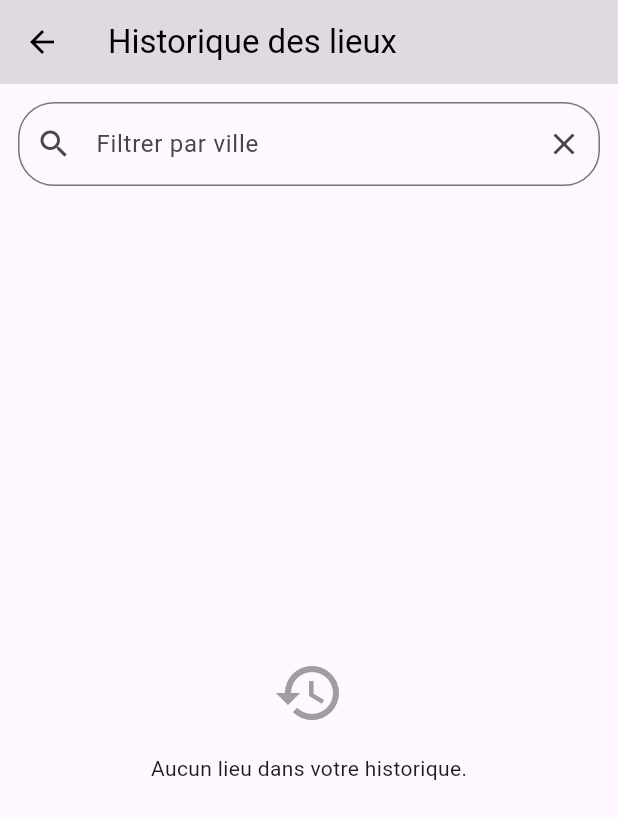
After one commit to Junior-Spiro/final_projet, a Flutter app: the PageHistorique screen opened directly, on a phone screen of 412 x 824 dp. The commit adds this screen. Shown: the top 819 px of the screen. Run offline on Flutter 3.47's test engine with Material 3 defaults, Android fonts, the phone set to English and light mode, and no system bars; our stand-ins replace cloud_firestore, curved_navigation_bar, firebase_auth, firebase_core, firebase_storage, flutter_riverpod and 2 more; accounts and stored records are empty.

Commit message:
Modification pour ajouter l'historique et l'ordre d'affichage

```diff
--- a/lib/main.dart
+++ b/lib/main.dart
@@ -64,6 +64,7 @@ class FluxAuthentification extends StatelessWidget {
       ville: 'Ville par défaut',
       photoUrl: '',
       id: '',
+      createdAt: null,
     );
   }
 }
--- a/lib/models/lieu.dart
+++ b/lib/models/lieu.dart
@@ -1,3 +1,5 @@
+import 'package:cloud_firestore/cloud_firestore.dart';
+
 class Lieu {
   final String
   id; // doit venir de Firestore ou d'ailleurs, pas de uuid local ici
@@ -6,6 +8,7 @@ class Lieu {
   final String description;
   final String ville;
   final String photoUrl;
+  final DateTime? createdAt; // Ajouté pour l’historique
 
   Lieu({
     required this.id, // Recevoir id du document Firestore
@@ -14,6 +17,7 @@ class Lieu {
     required this.description,
     required this.ville,
     required this.photoUrl,
+    required this.createdAt,
   });
 
   Map<String, dynamic> toMap() => {
@@ -22,9 +26,24 @@ class Lieu {
     'description': description,
     'ville': ville,
     'photoUrl': photoUrl,
+    'createdAt':
+        createdAt, // Optionnel. ATTENTION : Ne pas envoyer un DateTime lors de
+    //l'ajout, mais bien FieldValue.serverTimestamp() dans le service.
   };
 
+  ///Lors de la lecture (fromMap), convertis le champ Timestamp (createdAt) en
+  ///DateTime pour l’utiliser facilement dans Flutter.
+
   static Lieu fromMap(String id, Map<String, dynamic> map) {
+    final timestamp = map['cretedAt'];
+    DateTime date;
+    if (timestamp is Timestamp) {
+      date = timestamp.toDate();
+    } else if (timestamp is DateTime) {
+      date = timestamp;
+    } else {
+      date = DateTime.now(); // valeur par défaut si champ absent
+    }
     return Lieu(
       id: id,
       uid: map['uid'] ?? '',
@@ -32,6 +51,7 @@ class Lieu {
       description: map['description'] ?? '',
       ville: map['ville'] ?? '',
       photoUrl: map['photoUrl'] ?? '',
+      createdAt: date,
     );
   }
 }
--- /dev/null
+++ b/lib/pages/page_historique.dart
@@ -0,0 +1,224 @@
+import 'package:final_projet/models/lieu.dart';
+import 'package:final_projet/pages/page_detail.dart';
+import 'package:final_projet/services/auth_service.dart';
+import 'package:final_projet/services/firebase_service.dart';
+import 'package:firebase_auth/firebase_auth.dart';
+import 'package:flutter/material.dart';
+
+class PageHistorique extends StatefulWidget {
+  const PageHistorique({super.key});
+
+  @override
+  State<PageHistorique> createState() => _PageHistoriqueState();
+}
+
+class _PageHistoriqueState extends State<PageHistorique> {
+  GlobalKey _streamKey = GlobalKey();
+
+  // Contrôleur pour le champ de texte de filtrage (permet de lire/effacer le texte)
+  final TextEditingController _filtreVilleController = TextEditingController();
+  // Variable pour stocker la valeur actuelle du filtre (null = pas de filtre)
+  String? _filtreVille;
+
+  // Méthode appelée quand le widget est détruit → libère les ressources
+  @override
+  void dispose() {
+    _filtreVilleController.dispose();
+    super.dispose();
+  }
+
+  String _formatError(Object? error) {
+    if (error is String) {
+      return error;
+    } else if (error is Exception) {
+      if (error is FirebaseAuthException) {
+        return "Problème d'authentification:${error.message}";
+      } else if (error is FirebaseException) {
+        return "Erreur Firebase: ${error.message}";
+      } else {
+        return error.toString();
+      }
+    } else {
+      return "Une erreur inconnue est survenue";
+    }
+  }
+
+  @override
+  Widget build(BuildContext context) {
+    // Récupère l'utilisateur actuellement connecté via votre service d'authentification
+    final user = AuthService().getCurrentUser();
+
+    // Si aucun utilisateur n'est connecté → on affiche un message simple
+    if (user == null) {
+      return Scaffold(
+        appBar: AppBar(
+          title: const Text('Historique des lieux'),
+          backgroundColor: Colors.white,
+          foregroundColor: Colors.teal,
+        ),
+        body: const Center(child: Text('Utilisateur non connecté')),
+      );
+    }
+
+    // Sinon, on construit la page normale
+    return Scaffold(
+      appBar: AppBar(
+        title: const Text('Historique des lieux'),
+        backgroundColor: Colors.black12,
+        foregroundColor: Colors.black,
+      ),
+      body: Column(
+        children: [
+          // 🔍 Champ de recherche/filtrage en haut
+          Padding(
+            padding: const EdgeInsets.all(12),
+            child: TextField(
+              controller: _filtreVilleController, // Lie le champ au contrôleur
+              decoration: InputDecoration(
+                hintText: 'Filtrer par ville', // Texte d'indice
+                prefixIcon: Icon(Icons.search), // Icône à gauche
+                suffixIcon: IconButton(
+                  onPressed: () {
+                    _filtreVilleController.clear(); // Efface le texte affiché
+                    setState(() {
+                      _filtreVille = null; //Supprime le filtre interne
+                    });
+                  },
+                  icon: Icon(Icons.clear), // Croix à droite
+                ),
+                border: OutlineInputBorder(
+                  borderRadius: BorderRadius.circular(24),
+                ),
+              ),
+
+              // Appelé à chaque frappe de l'utilisateur
+              onChanged: (value) {
+                setState(() {
+                  // Si le texte est vide → pas de filtre (null)
+                  // Sinon → on garde la ville (sans espaces inutiles)
+                  _filtreVille = value.trim().isEmpty ? null : value.trim();
+                });
+              },
+            ),
+          ),
+
+          // 📜 Zone principale qui affichera soit le chargement, soit les données
+          // Expanded permet à ce widget de prendre tout l'espace restant dans la colonne
+          Expanded(
+            child: RefreshIndicator(
+              //Tiré vers le bas pour rafraichir la page
+              onRefresh: () async {
+                setState(() {
+                  _streamKey = GlobalKey(); //Force le Rechargement aussi
+                });
+              },
+              child: StreamBuilder<List<Lieu>>(
+                key: _streamKey,
+                // 🔁 Ce stream vient de Firebase et dépend de l'ID utilisateur + du filtre
+                stream: FirebaseService.getHistoriqueLieux(
+                  uid: user.id,
+                  filtreVille: _filtreVille,
+                ),
+                builder: (context, snapshot) {
+                  // 1- ❌ Erreur du stream
+                  if (snapshot.hasError) {
+                    return Center(
+                      child: Column(
+                        mainAxisSize: MainAxisSize.min,
+                        children: [
+                          const Icon(
+                            Icons.error_outline,
+                            color: Colors.red,
+                            size: 48,
+                          ),
+                          SizedBox(height: 18),
+                          Text(
+                            'Erreur: ${_formatError(snapshot.error)}',
+                            textAlign: TextAlign.center,
+                            style: TextStyle(color: Colors.red),
+                          ),
+                          SizedBox(height: 18),
+                          TextButton(
+                            onPressed: () {
+                              setState(() {
+                                _streamKey =
+                                    GlobalKey(); // Force la recréation du StreamBuilder
+                              });
+                            },
+                            child: const Text('Réessayer'),
+                          ),
+                        ],
+                      ),
+                    );
+                  }
+
+                  //2- 🔄 État de chargement initial
+                  if (snapshot.connectionState == ConnectionState.waiting) {
+                    return const Center(
+                      child: Column(
+                        mainAxisAlignment: MainAxisAlignment.center,
+                        children: [
+                          CircularProgressIndicator(),
+                          SizedBox(height: 16),
+                          Text('Chargement de votre historique...'),
+                        ],
+                      ),
+                    );
+                  }
+
+                  //3- Données chargées avec succès
+                  final lieux = snapshot.data ?? [];
+                  if (lieux.isEmpty) {
+                    return Center(
+                      child: Column(
+                        mainAxisSize: MainAxisSize.min,
+                        children: [
+                          Icon(Icons.history, color: Colors.grey, size: 48),
+                          SizedBox(height: 16),
+                          const Text('Aucun lieu dans votre historique.'),
+                        ],
+                      ),
+                    );
+                  }
+
+                  //4- Affichage de données
+                  return ListView.builder(
+                    itemCount: lieux.length,
+                    itemBuilder: (_, index) {
+                      final lieu = lieux[index];
+                      return Card(
+                        margin: const EdgeInsets.symmetric(
+                          horizontal: 12,
+                          vertical: 6,
+                        ),
+                        child: ListTile(
+                          leading: lieu.photoUrl.isNotEmpty
+                              ? Image.network(
+                                  lieu.photoUrl,
+                                  width: 50,
+                                  fit: BoxFit.cover,
+                                )
+                              : const Icon(Icons.place_outlined, size: 48),
+                          title: Text(lieu.nom),
+                          subtitle: Text(lieu.ville),
+                          onTap: () {
+                            Navigator.push(
+                              context,
+                              MaterialPageRoute(
+                                builder: (_) => PageDetail(lieu: lieu),
+                              ),
+                            );
+                          },
+                        ),
+                      );
+                    },
+                  );
+                },
+              ),
+            ),
+          ),
+        ],
+      ),
+    );
+  }
+}
--- a/lib/services/firebase_service.dart
+++ b/lib/services/firebase_service.dart
@@ -60,16 +60,16 @@ class FirebaseService {
       // Crée un nouveau doc avec ID auto généré
       final docRef = collection.doc();
 
-      final lieu = Lieu(
-        id: docRef.id,
-        uid: uid,
-        nom: nom,
-        description: description,
-        ville: ville,
-        photoUrl: photoUrl,
-      );
-
-      await docRef.set(lieu.toMap());
+      // Prépare les données avec timestamp serveur pour createdAt
+      final data = {
+        'uid': uid,
+        'nom': nom,
+        'description': description,
+        'ville': ville,
+        'photoUrl': photoUrl,
+        'createdAt': FieldValue.serverTimestamp(), // <--- AJOUT
+      };
+      await docRef.set(data);
     } catch (e) {
       throw Exception('Erreur lors de l\'ajout du lieu: $e');
     }
@@ -102,6 +102,7 @@ class FirebaseService {
         photoUrl = await uploadImage(nouvelleImage);
       }
 
+      // Met à jour sans toucher createdAt
       await FirebaseFirestore.instance.collection('lieux').doc(lieuId).update({
         'nom': nom,
         'description': description,
@@ -112,4 +113,53 @@ class FirebaseService {
       throw Exception('Erreur lors de la modification du lieu: $e');
     }
   }
+
+  ///Méthode pour l'historique
+  /// Récupère un Stream des lieux ajoutés par l'utilisateur [uid].
+  ///
+  /// Les lieux sont triés par date d'ajout (supposée stockée dans 'createdAt') du plus récent au plus ancien.
+  /// [limit] permet de limiter le nombre de résultats, optionnel.
+  /// [filtreVille] permet de filtrer sur la ville, optionnel.
+  static Stream<List<Lieu>> getHistoriqueLieux({
+    required String uid,
+    int? limit,
+    String? filtreVille,
+  }) {
+    // Base de la requête : filter uid + order by createdAt
+    Query<Map<String, dynamic>> query = FirebaseFirestore.instance
+        .collection('lieux')
+        .where('uid', isEqualTo: uid)
+        .orderBy('createdAt', descending: true);
+
+    // Ajoute le filtre ville si non-null
+    if (filtreVille != null && filtreVille.isNotEmpty) {
+      query = query.where('ville', isEqualTo: filtreVille);
+    }
+
+    // Ajoute la limite si fournie
+    if (limit != null) {
+      query = query.limit(limit);
+    }
+
+    // Transforme en List<Lieu>
+    return query.snapshots().map((snap) {
+      return snap.docs.map((doc) {
+        final data = doc.data();
+        // Assure que createdAt est bien un Timestamp
+        final timestamp = data['createdAt'];
+        final createdAt = timestamp is Timestamp
+            ? timestamp.toDate()
+            : DateTime.now();
+        return Lieu(
+          id: doc.id,
+          uid: data['uid'] as String? ?? '',
+          nom: data['nom'] as String? ?? '',
+          description: data['description'] as String? ?? '',
+          ville: data['ville'] as String? ?? '',
+          photoUrl: data['photoUrl'] as String? ?? '',
+          createdAt: createdAt, // Assigne la date convertie
+        );
+      }).toList();
+    });
+  }
 }
```
Also changed, not shown: lib/pages/page_acceuil.dart (+11 -2 lines).
